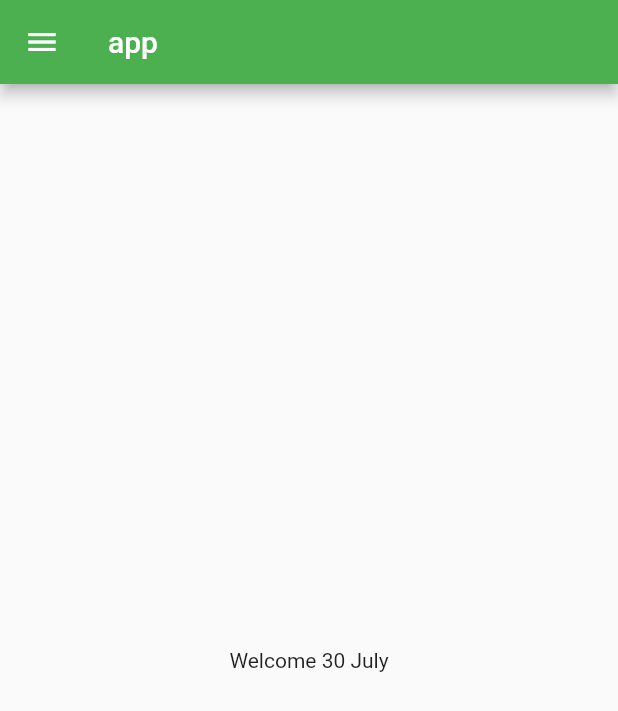
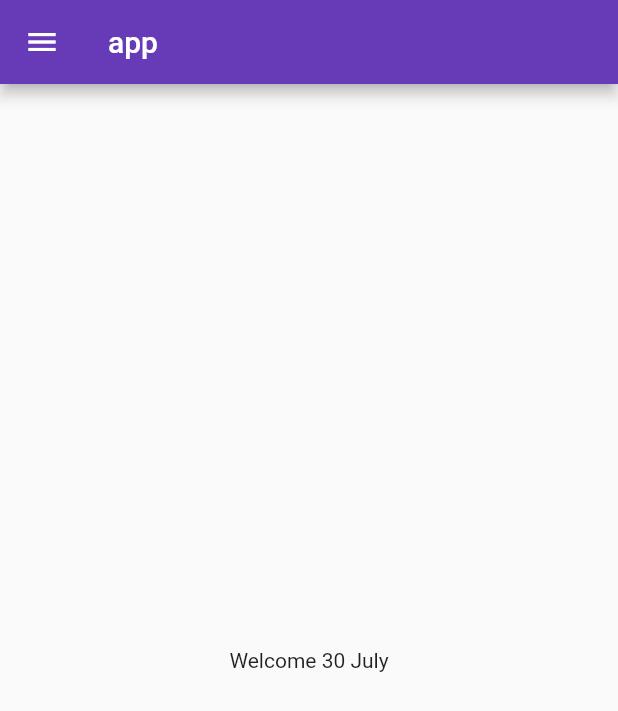
Before and after one commit to azizchauhdhary/Flutter, a Flutter app: the screen it shows after launch, on a phone screen of 412 x 824 dp. Shown: the top 711 px of the screen. Run offline on Flutter 3.47's test engine with Material 2 defaults, Android fonts, the phone set to English and light mode, and no system bars.

Commit message:
day3 completed

```diff
--- a/lib/main.dart
+++ b/lib/main.dart
@@ -1,4 +1,5 @@
 import 'package:flutter/material.dart';
+import 'package:flutter_application_1/pages/login_page.dart';
 import 'pages/home_page.dart';
 
 void main() {
@@ -10,11 +11,25 @@ class MyApp extends StatelessWidget {
 
   @override
   Widget build(BuildContext context) {
-    bringVegitable();
+    bringVegitable(envelope: true, rupees: 50);
     return MaterialApp(
-      home: HomePage(),
+      // home: HomePage(),
+      themeMode: ThemeMode.light,
+      theme: ThemeData(
+        primarySwatch: Colors.deepPurple,
+      ),
+      darkTheme: ThemeData(
+        brightness: Brightness.dark,
+        // primarySwatch: Colors.deepPurple,
+      ),
+      initialRoute: "/home",
+      routes: {
+        "/": (context) => LoginPage(),
+        "/login": (context) => LoginPage(),
+        "/home": (context) => HomePage(),
+      },
     );
   }
 
-  bringVegitable({@required bool envelope = false, int rupees = 100}) {}
+  bringVegitable({required bool envelope, int rupees = 100}) {}
 }
--- a/lib/pages/home_page.dart
+++ b/lib/pages/home_page.dart
@@ -11,7 +11,7 @@ class HomePage extends StatelessWidget {
     return Scaffold(
       appBar: AppBar(
         title: const Text("app"),
-        backgroundColor: Colors.green,
+        //backgroundColor: Colors.green,
       ),
       body: Center(
         child: Text("Welcome $day $month"),
```
Also changed, not shown: lib/pages/login_page.dart (added, +22 -0 lines).
